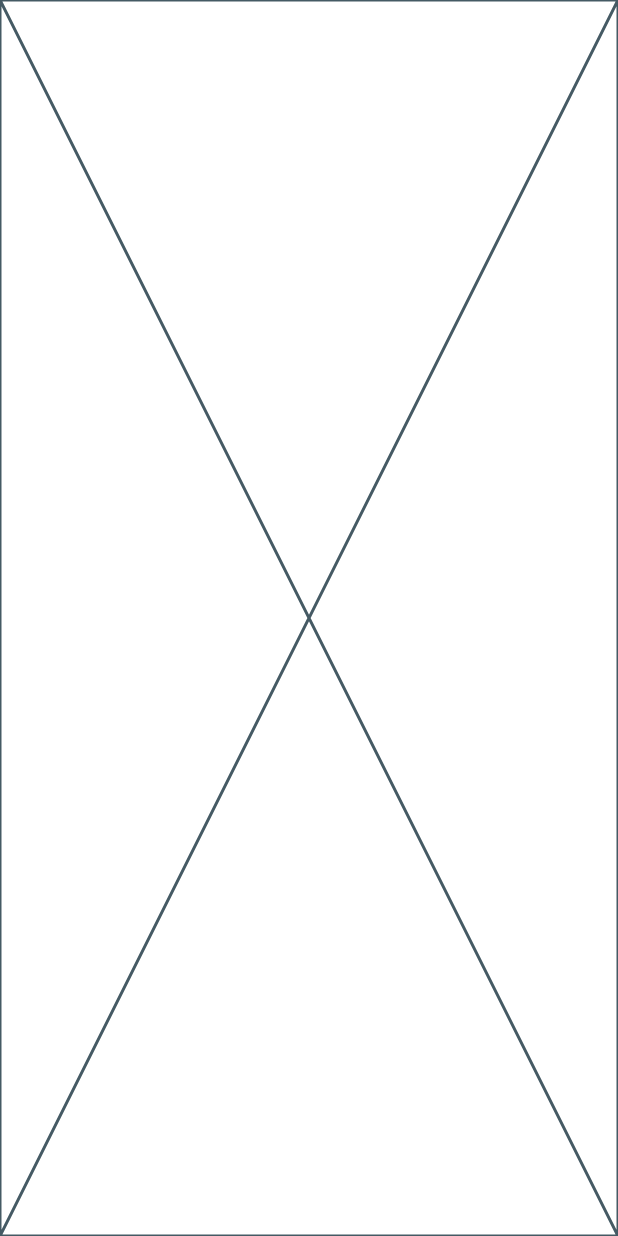
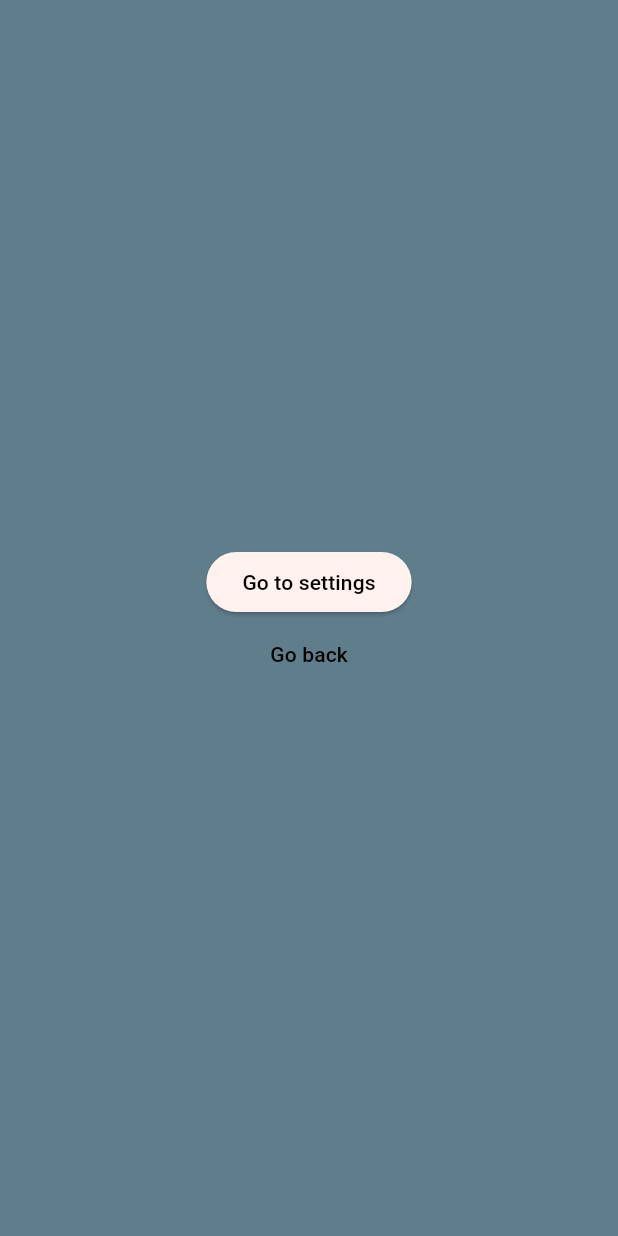
Before and after one commit to joao10martins/ToDo-App, a Flutter app: the screen it shows after launch, on a phone screen of 412 x 824 dp. Run offline on Flutter 3.47's test engine with Material 3 defaults, Android fonts, the phone set to English and light mode, and no system bars; our stand-ins replace go_router.

Commit message:
- added files from previous commit

```diff
--- a/lib/2_application/app/todo_app.dart
+++ b/lib/2_application/app/todo_app.dart
@@ -1,10 +1,33 @@
 import 'package:flutter/material.dart';
+import 'package:flutter_localizations/flutter_localizations.dart';
+import 'package:todo_app/2_application/core/routes.dart';
 
 class TodoApp extends StatelessWidget {
   const TodoApp({super.key});
 
   @override
   Widget build(BuildContext context) {
-    return const Placeholder();
+    return MaterialApp.router(
+      title: 'ToDo App',
+      localizationsDelegates: [
+        ...GlobalMaterialLocalizations.delegates,
+        GlobalWidgetsLocalizations.delegate
+      ],
+      themeMode: ThemeMode.system,
+      theme: ThemeData.from(
+        useMaterial3: true,
+        colorScheme: ColorScheme.fromSeed(
+          seedColor: Colors.deepOrange,
+          brightness: Brightness.light,
+        ),
+      ),
+      darkTheme: ThemeData.from(
+        useMaterial3: true,
+        colorScheme: ColorScheme.fromSeed(
+          seedColor: Colors.deepOrange,
+        ),
+      ),
+      routerConfig: routes,
+    );
   }
 }
--- a/lib/2_application/core/go_router_observer.dart
+++ b/lib/2_application/core/go_router_observer.dart
@@ -0,0 +1,35 @@
+import 'package:flutter/material.dart';
+
+class GoRouterObserver extends NavigatorObserver {
+  GoRouterObserver();
+
+  @override
+  void didPop(Route route, Route? previousRoute) {
+    debugPrint('didPop: ${route.settings.name}');
+  }
+
+  @override
+  void didPush(Route route, Route? previousRoute) {
+    debugPrint('didPush: ${route.settings.name} previousRoute: ${previousRoute?.settings.name}');
+  }
+
+  @override
+  void didRemove(Route route, Route? previousRoute) {
+    debugPrint('didRemove: ${route.settings.name} previousRoute: ${previousRoute?.settings.name}');
+  }
+
+  @override
+  void didReplace({Route? newRoute, Route? oldRoute}) {
+    debugPrint('didReplace: ${newRoute?.settings.name} previousRoute: ${oldRoute?.settings.name}');
+  }
+
+  @override
+  void didStartUserGesture(Route route, Route? previousRoute) {
+    debugPrint('didStartUserGesture: ${route.settings.name} previousRoute: ${previousRoute?.settings.name}');
+  }
+
+  @override
+  void didStopUserGesture() {
+    debugPrint('didStopUserGesture');
+  }
+}
--- a/lib/2_application/core/routes.dart
+++ b/lib/2_application/core/routes.dart
@@ -0,0 +1,81 @@
+import 'package:flutter/cupertino.dart';
+import 'package:flutter/material.dart';
+import 'package:go_router/go_router.dart';
+import 'package:todo_app/2_application/core/go_router_observer.dart';
+
+final GlobalKey<NavigatorState> _rootNavigatorKey =
+    GlobalKey<NavigatorState>(debugLabel: 'root');
+
+final routes = GoRouter(
+  navigatorKey: _rootNavigatorKey,
+  initialLocation: '/home/start',
+  observers: [GoRouterObserver()],
+  routes: [
+    GoRoute(
+      path: '/home/settings',
+      builder: (context, state) {
+        return Container(
+          color: Colors.amber,
+          child: Column(
+            mainAxisAlignment: MainAxisAlignment.center,
+            children: [
+              ElevatedButton(
+                onPressed: () => context.push('/home/start'),
+                child: const Text(
+                  'Go to start',
+                  style: TextStyle(color: Colors.black),
+                ),
+              ),
+              TextButton(
+                onPressed: () {
+                  if(context.canPop()) {
+                    context.pop();
+                  } else {
+                    context.push('/home/start');
+                  }
+                },
+                child: const Text(
+                  'Go back',
+                  style: TextStyle(color: Colors.black),
+                ),
+              ),
+            ],
+          ),
+        );
+      },
+    ),
+    GoRoute(
+      path: '/home/start',
+      builder: (context, state) {
+        return Container(
+          color: Colors.blueGrey,
+          child: Column(
+            mainAxisAlignment: MainAxisAlignment.center,
+            children: [
+              ElevatedButton(
+                onPressed: () => context.push('/home/settings'),
+                child: const Text(
+                  'Go to settings',
+                  style: TextStyle(color: Colors.black),
+                ),
+              ),
+              TextButton(
+                onPressed: () {
+                  if(context.canPop()) {
+                    context.pop();
+                  } else {
+                    context.push('/home/settings');
+                  }
+                },
+                child: const Text(
+                  'Go back',
+                  style: TextStyle(color: Colors.black),
+                ),
+              ),
+            ],
+          ),
+        );
+      },
+    ),
+  ],
+);
```
Also changed, not shown: pubspec.yaml (+4 -67 lines), pubspec.lock.
